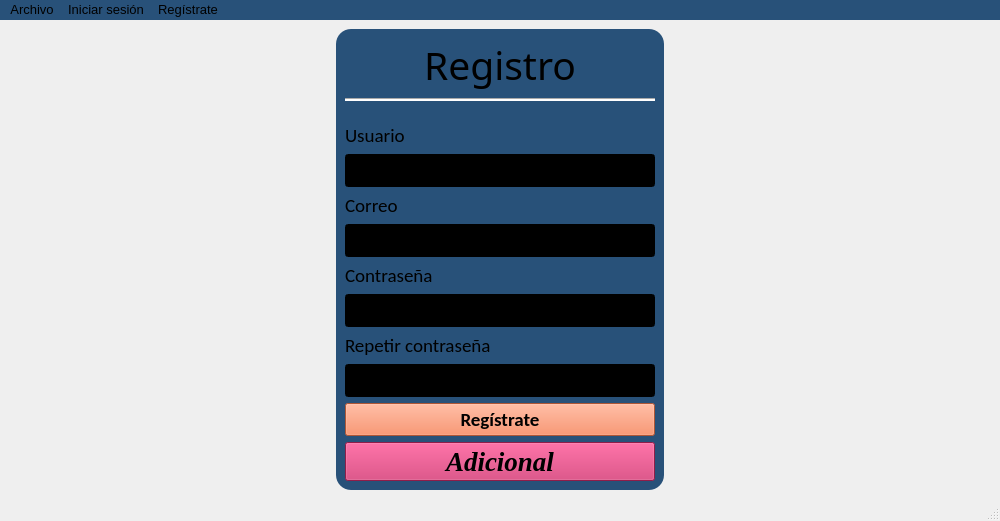
The window that Proyecto_TaskHub/view/qt/Registro_Equipo04_V2.ui (dev10castro/Equipo_04_T02.B01) describes before a commit, drawn with Qt 5.
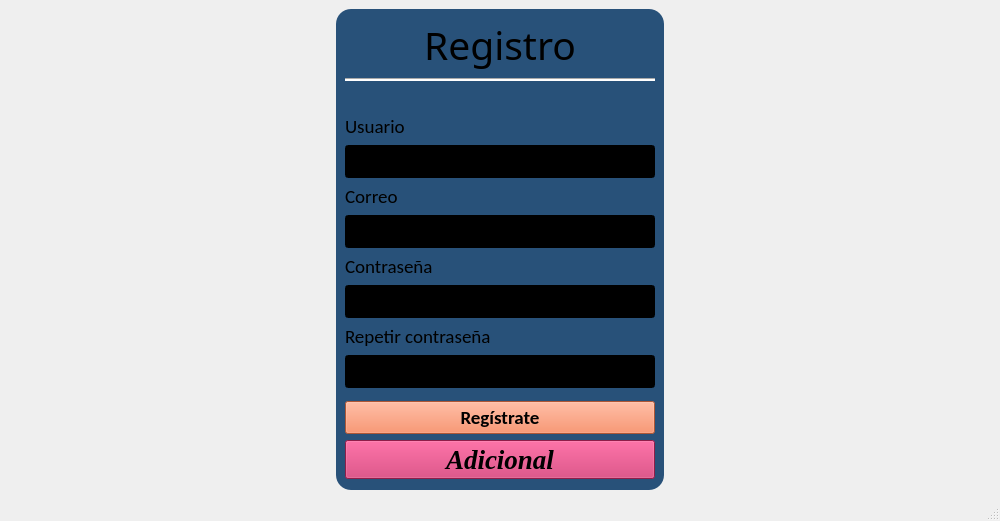
The same window after the commit.

Commit message: Corrección  comentarios.

The edit to the form file:
```diff
--- a/Proyecto_TaskHub/view/qt/Registro_Equipo04_V2.ui
+++ b/Proyecto_TaskHub/view/qt/Registro_Equipo04_V2.ui
@@ -388,110 +388,18 @@
         </color>
        </brush>
       </colorrole>
-      <colorrole role="Button">
-       <brush brushstyle="SolidPattern">
-        <color alpha="255">
-         <red>40</red>
-         <green>81</green>
-         <blue>121</blue>
-        </color>
-       </brush>
-      </colorrole>
-      <colorrole role="Base">
-       <brush brushstyle="SolidPattern">
-        <color alpha="255">
-         <red>40</red>
-         <green>81</green>
-         <blue>121</blue>
-        </color>
-       </brush>
-      </colorrole>
-      <colorrole role="Window">
-       <brush brushstyle="SolidPattern">
-        <color alpha="255">
-         <red>40</red>
-         <green>81</green>
-         <blue>121</blue>
-        </color>
-       </brush>
-      </colorrole>
-     </active>
+          </active>
+          <!-- Configura colores para diferentes estados de la barra de menú: "active", "inactive" y "disabled" -->
      <inactive>
-      <colorrole role="Button">
-       <brush brushstyle="SolidPattern">
-        <color alpha="255">
-         <red>40</red>
-         <green>81</green>
-         <blue>121</blue>
-        </color>
-       </brush>
-      </colorrole>
-      <colorrole role="Base">
-       <brush brushstyle="SolidPattern">
-        <color alpha="255">
-         <red>40</red>
-         <green>81</green>
-         <blue>121</blue>
-        </color>
-       </brush>
-      </colorrole>
-      <colorrole role="Window">
-       <brush brushstyle="SolidPattern">
-        <color alpha="255">
-         <red>40</red>
-         <green>81</green>
-         <blue>121</blue>
-        </color>
-       </brush>
-      </colorrole>
+            <!-- Estructura similar a "active", definiendo colores para el estado inactivo -->
      </inactive>
      <disabled>
-      <colorrole role="Button">
-       <brush brushstyle="SolidPattern">
-        <color alpha="255">
-         <red>40</red>
-         <green>81</green>
-         <blue>121</blue>
-        </color>
-       </brush>
-      </colorrole>
-      <colorrole role="Base">
-       <brush brushstyle="SolidPattern">
-        <color alpha="255">
-         <red>40</red>
-         <green>81</green>
-         <blue>121</blue>
-        </color>
-       </brush>
-      </colorrole>
-      <colorrole role="Window">
-       <brush brushstyle="SolidPattern">
-        <color alpha="255">
-         <red>40</red>
-         <green>81</green>
-         <blue>121</blue>
-        </color>
-       </brush>
-      </colorrole>
+            <!-- Estructura similar a "active", pero para el estado desactivado -->
      </disabled>
     </palette>
    </property>
-   <property name="font">
-    <font>
-     <family>Arial</family>
-     <pointsize>10</pointsize>
-    </font>
-   </property>
-   <property name="styleSheet">
-    <string notr="true">background-color: rgb(40, 81, 121);</string>
-   </property>
+
    <widget class="QMenu" name="menu_opciones">
-    <property name="font">
-     <font>
-      <family>Arial</family>
-      <pointsize>10</pointsize>
-     </font>
-    </property>
     <property name="title">
      <string>Archivo</string>
     </property>
@@ -504,20 +412,22 @@
     <addaction name="action_iniciar_sesion"/>
     <addaction name="menu_acerca_de"/>
    </widget>
+
    <widget class="QMenu" name="menu_iniciar_sesion">
     <property name="title">
      <string>Iniciar sesión</string>
     </property>
    </widget>
+      <!-- Define otro menú llamado "Iniciar sesión" -->
+
    <widget class="QMenu" name="menu_registrate">
     <property name="title">
      <string>Regístrate</string>
     </property>
    </widget>
-   <addaction name="menu_opciones"/>
-   <addaction name="menu_iniciar_sesion"/>
-   <addaction name="menu_registrate"/>
-  </widget>
+      <!-- Define un tercer menú llamado "Regístrate" -->
+    </widget>
+
   <widget class="QStatusBar" name="statusbar"/>
   <action name="action_iniciar_sesion">
    <property name="text">
```
Left out of the diff: 244 changed lines with no effect on the pictures. Lines whose indentation alone changed are shown as unchanged.
